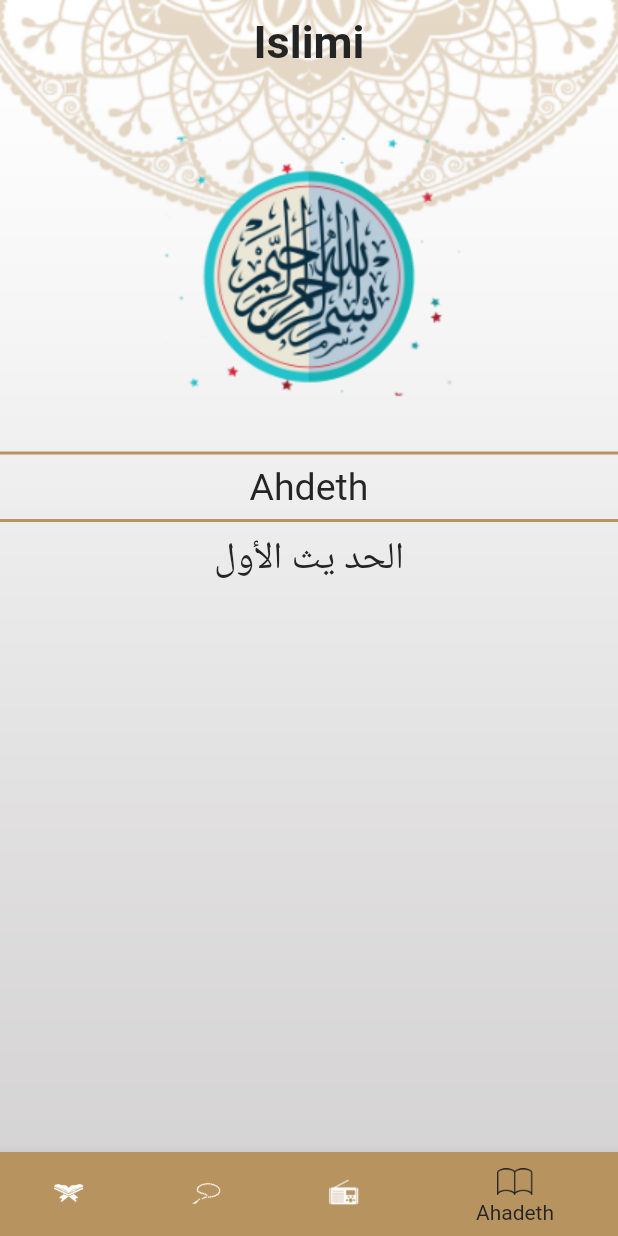
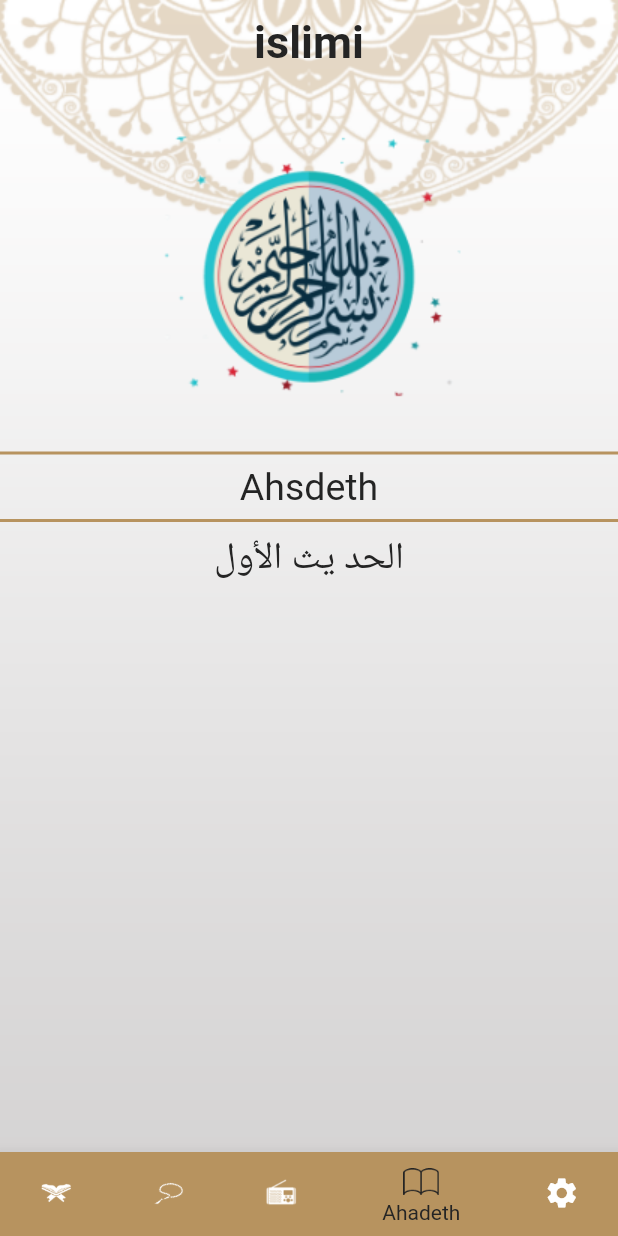
Before and after one commit to HanyYoussef22/Islimi, a Flutter app: the screen it shows after launch, item 4 of the bottom bar chosen, on a phone screen of 412 x 824 dp. Run offline on Flutter 3.47's test engine with Material 2 defaults, Android fonts, the phone set to English and light mode, and no system bars; generated files the repository leaves out were written again.

Commit message:
localization and add bottom settings

```diff
--- a/lib/Home_Layout.dart
+++ b/lib/Home_Layout.dart
@@ -1,8 +1,10 @@
 import 'package:flutter/material.dart';
 import 'package:islami/taps/AhadethScreen/AhadethScreen.dart';
+import 'package:islami/taps/SetttingScreen/SetingScreen.dart';
 import 'package:islami/taps/qran/QranScreen.dart';
 import 'package:islami/taps/RadioScreen.dart';
 import 'package:islami/taps/SebhaScreen.dart';
+import 'package:flutter_gen/gen_l10n/app_localizations.dart';
 class HomeLayout extends StatefulWidget {
 static const String roudeName='HomeLayout';
 
@@ -25,7 +27,8 @@ int currentIndex=0;
         Scaffold(
           backgroundColor: Colors.transparent,
           appBar: AppBar(
-           title: Text('Islimi',style: Theme.of(context).textTheme.headline1,),centerTitle: true,
+           title: Text(AppLocalizations.of(context)!.islimiitem,
+             style: Theme.of(context).textTheme.headline1,),centerTitle: true,
           ),
           bottomNavigationBar: BottomNavigationBar(
             onTap: (index){
@@ -38,6 +41,7 @@ int currentIndex=0;
               BottomNavigationBarItem(icon: ImageIcon(AssetImage('asstes/images/sebha.png')),label: 'Sebha'),
               BottomNavigationBarItem(icon: ImageIcon(AssetImage('asstes/images/radio.png')),label: 'Radio'),
               BottomNavigationBarItem(icon: ImageIcon(AssetImage('asstes/images/quran1.png')),label: 'Ahadeth'),
+              BottomNavigationBarItem(icon: Icon(Icons.settings),label: 'Settings'),
             ],
 
           ),
@@ -46,5 +50,5 @@ int currentIndex=0;
       ],
     );
   }
-  List<Widget>taps=[QranScreen(),RadioScreen(),SebhaScreen(),AhadethScreen()];
+  List<Widget>taps=[QranScreen(),RadioScreen(),SebhaScreen(),AhadethScreen(),SettingScreen()];
 }
--- a/lib/l10n/app_ar.arb
+++ b/lib/l10n/app_ar.arb
@@ -1,3 +1,4 @@
 {
-  "helloWorld": "¡Hola Mundo!"
+  "islimiitem": "اسلامي",
+  "ahadeth": "احاديث"
 }
--- a/lib/l10n/app_en.arb
+++ b/lib/l10n/app_en.arb
@@ -1,4 +1,4 @@
 {
-    "helloWorld": "Hello World!"
-
+    "islimiitem": "islimi",
+    "ahadeth": "Ahsdeth"
 }
--- a/lib/main.dart
+++ b/lib/main.dart
@@ -3,6 +3,7 @@ import 'package:islami/Home_Layout.dart';
 import 'package:islami/suraDetails/SuraDetails.dart';
 import 'package:flutter_localizations/flutter_localizations.dart';
 import 'AhdethDetails/AhdethDetails.dart';
+import 'package:flutter_gen/gen_l10n/app_localizations.dart';
 import 'My_Themes.dart';
 
 void main() {
@@ -18,14 +19,16 @@ class MyApp extends StatelessWidget {
     return MaterialApp(
       title: 'Localizations Sample App',
       localizationsDelegates: [
+        AppLocalizations.delegate, // Add this line
         GlobalMaterialLocalizations.delegate,
         GlobalWidgetsLocalizations.delegate,
         GlobalCupertinoLocalizations.delegate,
       ],
       supportedLocales: [
-        Locale('en', ''), // English, no country code
-        Locale('ar', ''), // Spanish, no country code
+        Locale('en'), // English, no country code
+        Locale('ar'), // Spanish, no country code
       ],
+      locale: Locale('en'),
       debugShowCheckedModeBanner: false,
       initialRoute: HomeLayout.roudeName,
       routes:{
--- a/lib/taps/AhadethScreen/AhadethScreen.dart
+++ b/lib/taps/AhadethScreen/AhadethScreen.dart
@@ -1,6 +1,7 @@
 import 'package:flutter/material.dart';
 import 'package:flutter/services.dart';
 import 'package:flutter/services.dart' show rootBundle;
+import 'package:flutter_gen/gen_l10n/app_localizations.dart';
 
 import 'AhdethItem.dart';
 
@@ -26,7 +27,8 @@ List<HadethModel>allAhdeth=[];
           child: Image.asset('asstes/images/ahdeth.png',),
         ))
        ,Divider(color: Theme.of(context).primaryColor,thickness: 2,),
-        Center(child: Text('Ahdeth',style: Theme.of(context).textTheme.headline2,)),
+        Center(child: Text(AppLocalizations.of(context)!.ahadeth
+    ,style: Theme.of(context).textTheme.headline2,)),
         Divider(color: Theme.of(context).primaryColor,thickness: 2,),
 
         Expanded(
```
Also changed, not shown: lib/taps/SetttingScreen/SetingScreen.dart (added, +9 -0 lines).
